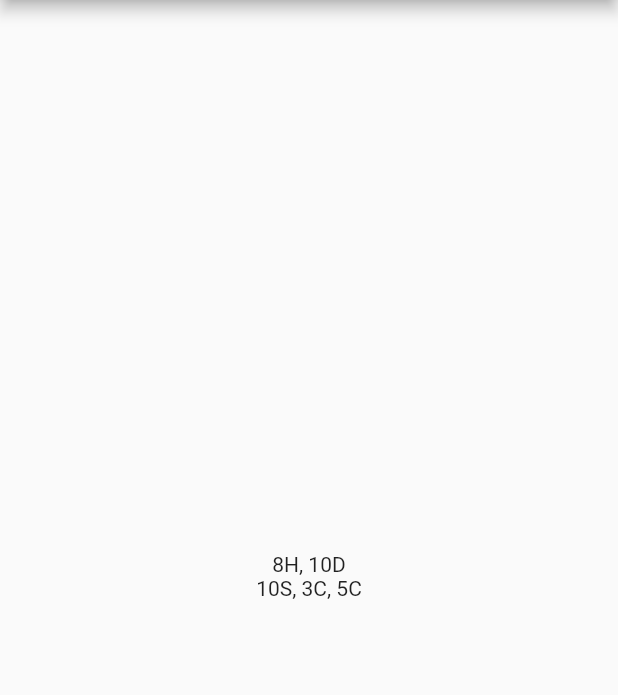
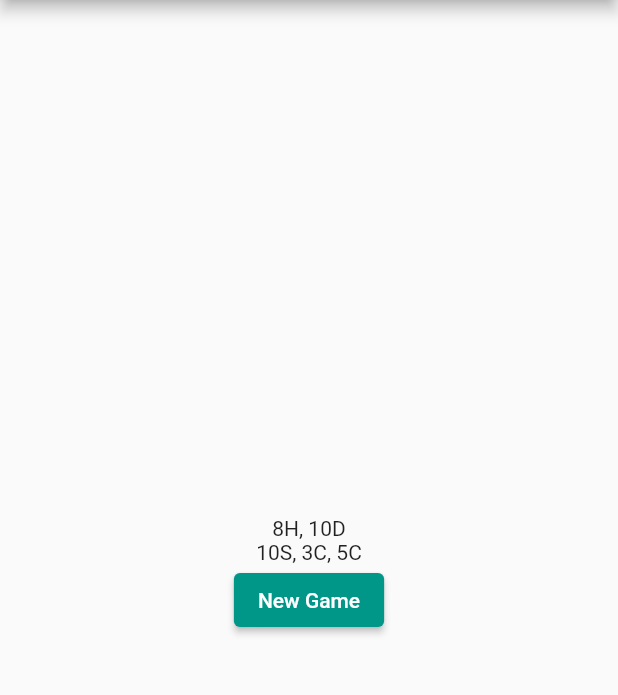
Before and after one commit to WireHallMedic/android_blackjack, a Flutter app: the screen it shows after launch, after a tap on "Hit", after a tap on "Stand", on a phone screen of 412 x 824 dp, the part 84-779 px from its top. Run offline on Flutter 3.47's test engine with Material 2 defaults, Android fonts, the phone set to English and light mode, and no system bars.

Commit message:
hook up new game button

```diff
--- a/lib/main.dart
+++ b/lib/main.dart
@@ -25,15 +25,6 @@
 class BJWidget extends StatefulWidget {
   const BJWidget({Key? key, required this.title}) : super(key: key);
 
-  // This widget is the home page of your application. It is stateful, meaning
-  // that it has a State object (defined below) that contains fields that affect
-  // how it looks.
-
-  // This class is the configuration for the state. It holds the values (in this
-  // case the title) provided by the parent (in this case the App widget) and
-  // used by the build method of the State. Fields in a Widget subclass are
-  // always marked "final".
-
   final String title;
 
   @override
@@ -46,7 +37,10 @@
   BlackjackGame game = BlackjackGame(1, 1);
 
   _BJWidgetState() {
-    Timer.periodic(Duration(milliseconds: 500), _timerKick);
+    Timer.periodic(Duration(milliseconds: 500), (timer) {
+      game.kick();
+      _updateWidget();
+    });
   }
 
   void _updateWidget() {
@@ -54,13 +48,6 @@
       _dealerString = game.dealerHand.string;
       _playerString = game.playerHand.string;
     });
-  }
-
-  void _timerKick(timer) {
-    if (game.phase == BlackjackGame.SHOWDOWN_PHASE) {
-      game.kick();
-    }
-    _updateWidget();
   }
 
   @override
@@ -94,6 +81,7 @@
       buttons.add(
         ElevatedButton(
           onPressed: () {
+            game.newGame();
             _updateWidget();
           },
           child: Text("New Game"),
```
